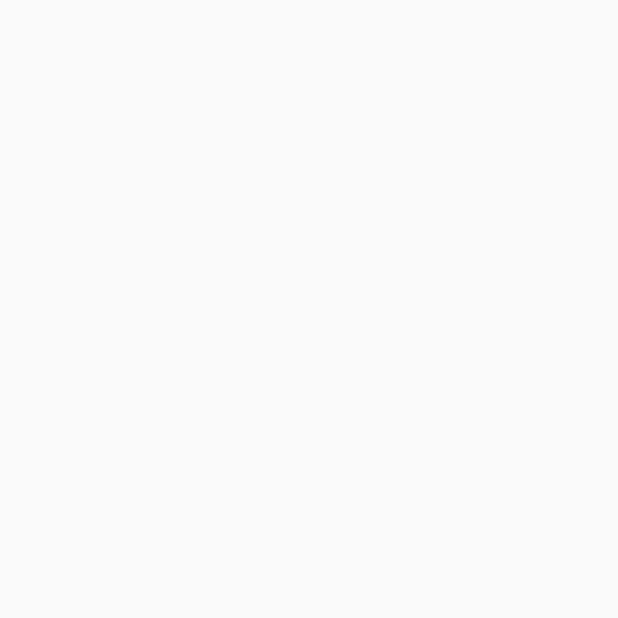
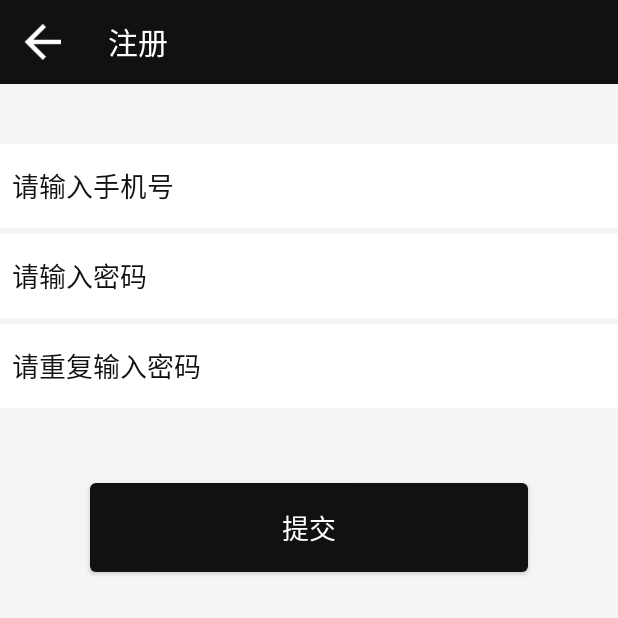
Before and after one commit to Unintelligibility/RealityApp, an Android app: the RegisterActivity screen opened directly, with no data from a screen before it, on a phone screen of 412 x 824 dp, the top half of it. Before the commit the part shown is empty. Run offline under Robolectric (Android 15) with nearby library versions, the light colour scheme and no system bars.

Commit message:
注册界面框架搭建和跳转，并加入顶部的toolbar

```diff
--- a/app/src/main/AndroidManifest.xml
+++ b/app/src/main/AndroidManifest.xml
@@ -23,7 +23,8 @@
         <activity android:name=".MainActivity" />
         <activity android:name=".LoginActivity" />
         <activity android:name=".FirstPageActivity" />
-        <activity android:name=".RegisterActivity"></activity>
+        <activity android:name=".RegisterActivity" />
+        <activity android:name=".ThemeSelectActivity"></activity>
     </application>
 
 </manifest>
--- a/app/src/main/java/com/reality/realityapp/LoginActivity.java
+++ b/app/src/main/java/com/reality/realityapp/LoginActivity.java
@@ -8,7 +8,9 @@ import android.widget.Button;
 import android.widget.EditText;
 import android.widget.TextView;
 
-public class LoginActivity extends AppCompatActivity {
+import com.reality.realityapp.base.BaseActivity;
+
+public class LoginActivity extends BaseActivity {
 
     private EditText usernameEdt;
     private EditText passwordEdt;
--- a/app/src/main/java/com/reality/realityapp/RegisterActivity.java
+++ b/app/src/main/java/com/reality/realityapp/RegisterActivity.java
@@ -1,13 +1,53 @@
 package com.reality.realityapp;
 
+import android.content.Intent;
 import android.support.v7.app.AppCompatActivity;
 import android.os.Bundle;
+import android.support.v7.widget.Toolbar;
+import android.view.View;
+import android.widget.Button;
+import android.widget.EditText;
 
-public class RegisterActivity extends AppCompatActivity {
+import com.reality.realityapp.base.BaseActivity;
+
+public class RegisterActivity extends BaseActivity {
+
+    private EditText usernameEdt;
+    private EditText passwordEdt;
+    private EditText repasswordEdt;
+    private Button registerBtn;
 
     @Override
     protected void onCreate(Bundle savedInstanceState) {
         super.onCreate(savedInstanceState);
         setContentView(R.layout.activity_register);
+
+        setUpToolBar();
+        initView();
+        initEvent();
+
+        setTitle("注册");
+    }
+
+    private void initEvent() {
+        registerBtn.setOnClickListener(new View.OnClickListener() {
+            @Override
+            public void onClick(View v) {
+                toThemeSelectActivity();
+            }
+        });
+    }
+
+    private void toThemeSelectActivity() {
+        Intent intent = new Intent(this,ThemeSelectActivity.class);
+        startActivity(intent);
+        finish();
+    }
+
+    private void initView() {
+        usernameEdt = (EditText) findViewById(R.id.id_edt_username);
+        passwordEdt = (EditText) findViewById(R.id.id_edt_password);
+        repasswordEdt = (EditText) findViewById(R.id.id_edt_repassword);
+        registerBtn = (Button) findViewById(R.id.id_btn_register);
     }
 }
--- /dev/null
+++ b/app/src/main/java/com/reality/realityapp/ThemeSelectActivity.java
@@ -0,0 +1,13 @@
+package com.reality.realityapp;
+
+import android.support.v7.app.AppCompatActivity;
+import android.os.Bundle;
+
+public class ThemeSelectActivity extends AppCompatActivity {
+
+    @Override
+    protected void onCreate(Bundle savedInstanceState) {
+        super.onCreate(savedInstanceState);
+        setContentView(R.layout.activity_theme_select);
+    }
+}
--- /dev/null
+++ b/app/src/main/java/com/reality/realityapp/base/BaseActivity.java
@@ -0,0 +1,37 @@
+package com.reality.realityapp.base;
+
+import android.os.Build;
+import android.os.Bundle;
+import android.support.annotation.Nullable;
+import android.support.v7.app.AppCompatActivity;
+import android.support.v7.widget.Toolbar;
+import android.view.View;
+
+import com.reality.realityapp.R;
+
+/**
+ * Created by 铠联 on 2018/1/26.
+ */
+
+public class BaseActivity extends AppCompatActivity {
+    @Override
+    protected void onCreate(@Nullable Bundle savedInstanceState) {
+        super.onCreate(savedInstanceState);
+
+        if (Build.VERSION.SDK_INT >= Build.VERSION_CODES.LOLLIPOP){
+            getWindow().setStatusBarColor(0xff000000);
+        }
+    }
+
+
+    protected void setUpToolBar() {
+        Toolbar toolbar = (Toolbar) findViewById(R.id.id_toolbar);
+        setSupportActionBar(toolbar);
+        toolbar.setNavigationOnClickListener(new View.OnClickListener() {
+            @Override
+            public void onClick(View v) {
+                onBackPressed();
+            }
+        });
+    }
+}
--- a/app/src/main/res/layout/activity_register.xml
+++ b/app/src/main/res/layout/activity_register.xml
@@ -1,9 +1,55 @@
 <?xml version="1.0" encoding="utf-8"?>
-<android.support.constraint.ConstraintLayout xmlns:android="http://schemas.android.com/apk/res/android"
-    xmlns:app="http://schemas.android.com/apk/res-auto"
+<LinearLayout xmlns:android="http://schemas.android.com/apk/res/android"
     xmlns:tools="http://schemas.android.com/tools"
     android:layout_width="match_parent"
     android:layout_height="match_parent"
+    android:background="@color/register_bg"
+    android:orientation="vertical"
     tools:context="com.reality.realityapp.RegisterActivity">
 
-</android.support.constraint.ConstraintLayout>
+    <include layout="@layout/common_toolbar"></include>
+
+    <EditText
+        android:id="@+id/id_edt_username"
+        android:layout_width="match_parent"
+        android:layout_height="56dp"
+        android:layout_marginTop="40dp"
+        android:background="@color/white"
+        android:inputType="text"
+        android:hint="@string/register_phone_hint"
+        android:paddingLeft="8dp"
+        android:textColorHint="@color/black"/>
+
+    <EditText
+        android:id="@+id/id_edt_password"
+        android:layout_width="match_parent"
+        android:layout_height="56dp"
+        android:layout_marginTop="4dp"
+        android:background="@color/white"
+        android:inputType="text"
+        android:hint="@string/register_password_hint"
+        android:paddingLeft="8dp"
+        android:textColorHint="@color/black"/>
+
+    <EditText
+        android:id="@+id/id_edt_repassword"
+        android:layout_width="match_parent"
+        android:layout_height="56dp"
+        android:layout_marginTop="4dp"
+        android:background="@color/white"
+        android:inputType="text"
+        android:hint="@string/register_repassword_hint"
+        android:paddingLeft="8dp"
+        android:textColorHint="@color/black"/>
+
+    <Button
+        android:id="@+id/id_btn_register"
+        android:layout_width="match_parent"
+        android:layout_height="wrap_content"
+        style="@style/Button_Large_Black"
+        android:layout_marginLeft="60dp"
+        android:layout_marginRight="60dp"
+        android:layout_marginTop="50dp"
+        android:text="@string/register_submit"/>
+
+</LinearLayout>
--- /dev/null
+++ b/app/src/main/res/layout/activity_theme_select.xml
@@ -0,0 +1,9 @@
+<?xml version="1.0" encoding="utf-8"?>
+<android.support.constraint.ConstraintLayout xmlns:android="http://schemas.android.com/apk/res/android"
+    xmlns:app="http://schemas.android.com/apk/res-auto"
+    xmlns:tools="http://schemas.android.com/tools"
+    android:layout_width="match_parent"
+    android:layout_height="match_parent"
+    tools:context="com.reality.realityapp.ThemeSelectActivity">
+
+</android.support.constraint.ConstraintLayout>
--- /dev/null
+++ b/app/src/main/res/layout/common_toolbar.xml
@@ -0,0 +1,12 @@
+<?xml version="1.0" encoding="utf-8"?>
+<android.support.v7.widget.Toolbar
+    xmlns:android="http://schemas.android.com/apk/res/android"
+    xmlns:app="http://schemas.android.com/apk/res-auto"
+    android:id="@+id/id_toolbar"
+    android:layout_width="match_parent"
+    android:layout_height="wrap_content"
+    android:background="@color/black"
+    app:titleTextColor="@color/white"
+    app:navigationIcon="@drawable/back">
+
+</android.support.v7.widget.Toolbar>
--- a/app/src/main/res/values/colors.xml
+++ b/app/src/main/res/values/colors.xml
@@ -7,4 +7,5 @@
     <color name="orange">#f15608</color>
     <color name="login_text_bg">#44ffffff</color>
     <color name="black">#121111</color>
+    <color name="register_bg">#f3f5f7</color>
 </resources>
--- a/app/src/main/res/values/strings.xml
+++ b/app/src/main/res/values/strings.xml
@@ -3,4 +3,8 @@
     <string name="login_name_hint">请输入用户名</string>
     <string name="login_password_hint">请输入密码</string>
     <string name="login_submit">确定</string>
+    <string name="register_phone_hint">请输入手机号</string>
+    <string name="register_password_hint">请输入密码</string>
+    <string name="register_repassword_hint">请重复输入密码</string>
+    <string name="register_submit">提交</string>
 </resources>
```
Also changed, not shown: app/src/main/res/drawable-xxxhdpi/back.png (added), app/src/main/res/drawable/back.png (added).
